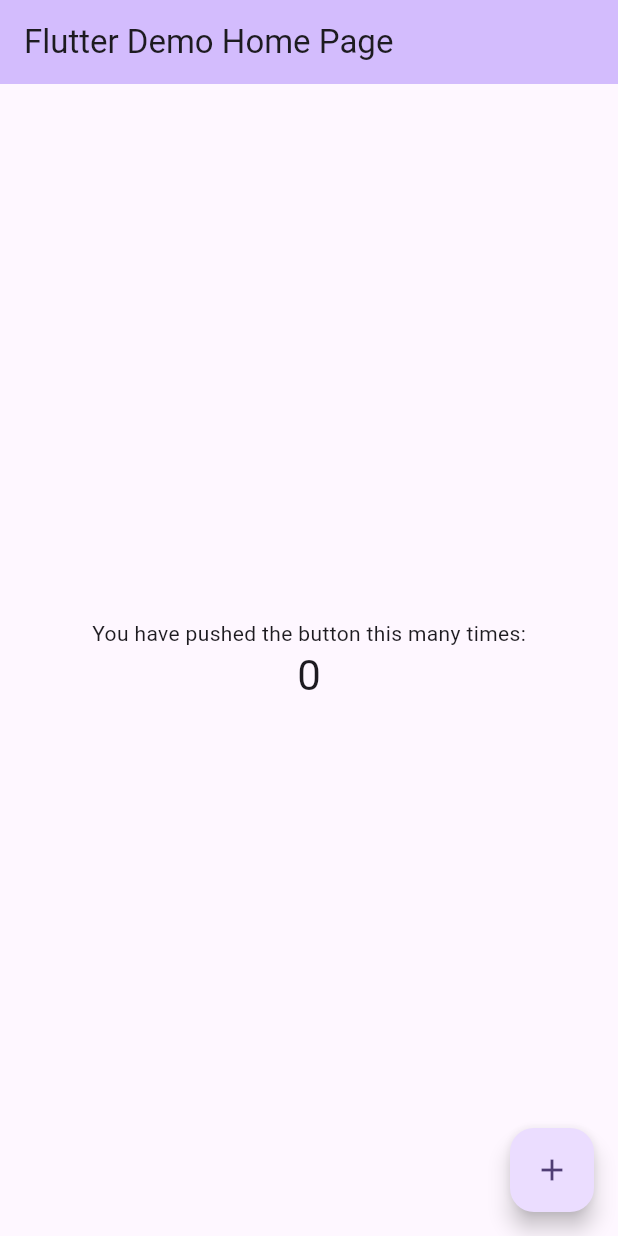
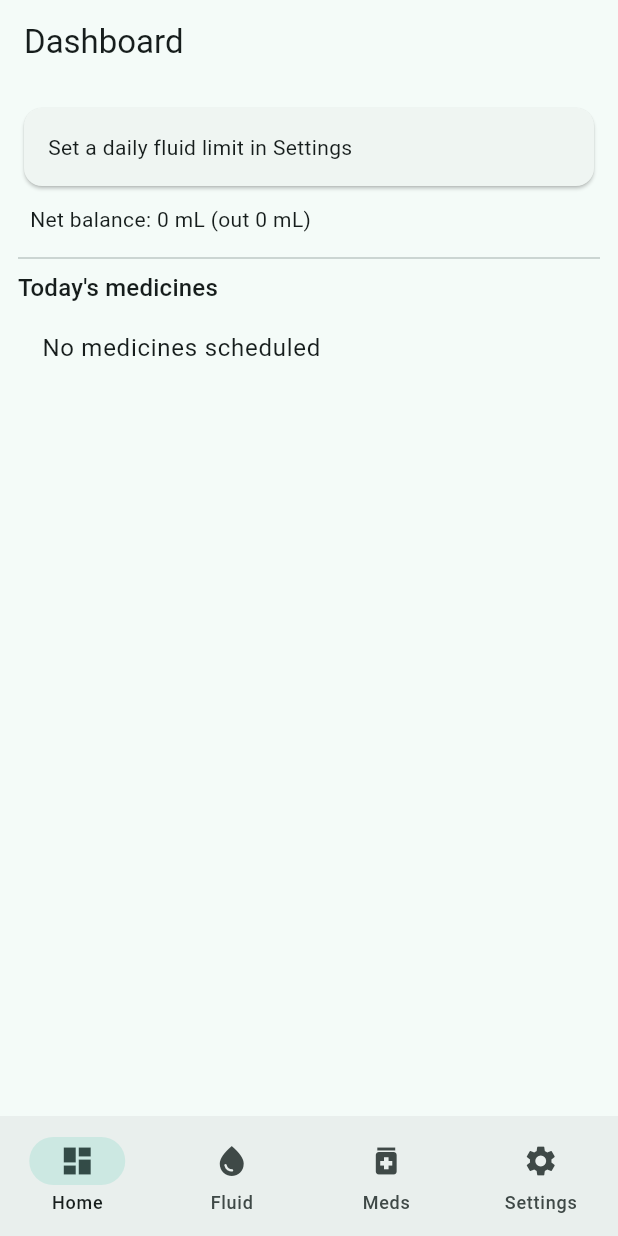
Before and after one commit to PpYCha/ckd_care, a Flutter app: the screen it shows after launch, on a phone screen of 412 x 824 dp. Run offline on Flutter 3.47's test engine with Material 3 defaults, Android fonts, the phone set to English and light mode, and no system bars; our stand-ins replace flutter_local_notifications, sqflite, timezone; accounts and stored records are empty.

Commit message:
feat: add screens, widgets, and app wiring
Replaces the default counter scaffold with the CKD care app: dashboard,
fluid, medicines, and settings screens plus FluidGauge/DoseTile widgets,
wired together in main.dart with DB/notification init and reschedule-on-boot.

Also removes the stale widget_test.dart (referenced the deleted MyApp
scaffold; smoke test lands in Task 9) and drops two unused test imports
flagged by flutter analyze.

Co-Authored-By: Claude Opus 4.8 <noreply@anthropic.com>

```diff
--- a/lib/main.dart
+++ b/lib/main.dart
@@ -1,121 +1,120 @@
 import 'package:flutter/material.dart';
+import 'package:flutter_local_notifications/flutter_local_notifications.dart';
+import 'package:provider/provider.dart';
+import 'package:sqflite/sqflite.dart';
+import 'package:timezone/data/latest.dart' as tzdata;
 
-void main() {
-  runApp(const MyApp());
+import 'package:ckd_care/db/app_database.dart';
+import 'package:ckd_care/providers/dashboard_provider.dart';
+import 'package:ckd_care/providers/fluid_provider.dart';
+import 'package:ckd_care/providers/medicine_provider.dart';
+import 'package:ckd_care/providers/settings_provider.dart';
+import 'package:ckd_care/repositories/fluid_repository.dart';
+import 'package:ckd_care/repositories/medicine_repository.dart';
+import 'package:ckd_care/repositories/settings_repository.dart';
+import 'package:ckd_care/screens/dashboard_screen.dart';
+import 'package:ckd_care/screens/fluid_screen.dart';
+import 'package:ckd_care/screens/medicines_screen.dart';
+import 'package:ckd_care/screens/settings_screen.dart';
+import 'package:ckd_care/services/notification_service.dart';
+
+Future<void> main() async {
+  WidgetsFlutterBinding.ensureInitialized();
+  tzdata.initializeTimeZones();
+
+  final plugin = FlutterLocalNotificationsPlugin();
+  await plugin.initialize(const InitializationSettings(
+    android: AndroidInitializationSettings('@mipmap/ic_launcher'),
+    iOS: DarwinInitializationSettings(),
+  ));
+
+  final db = AppDatabase(databaseFactory);
+  final fluidRepo = FluidRepository(db);
+  final settingsRepo = SettingsRepository(db);
+  final medicineRepo = MedicineRepository(db);
+  final notifications = NotificationService(plugin);
+
+  // Reschedule-on-boot: re-register reminders for every active medicine.
+  for (final m in await medicineRepo.activeMedicines()) {
+    await notifications.scheduleForMedicine(m.id!, await medicineRepo.timesFor(m.id!));
+  }
+
+  runApp(CkdApp(
+    fluidRepo: fluidRepo,
+    settingsRepo: settingsRepo,
+    medicineRepo: medicineRepo,
+    notifications: notifications,
+  ));
 }
 
-class MyApp extends StatelessWidget {
-  const MyApp({super.key});
+class CkdApp extends StatelessWidget {
+  const CkdApp({
+    super.key,
+    required this.fluidRepo,
+    required this.settingsRepo,
+    required this.medicineRepo,
+    required this.notifications,
+  });
+  final FluidRepository fluidRepo;
+  final SettingsRepository settingsRepo;
+  final MedicineRepository medicineRepo;
+  final NotificationService notifications;
 
-  // This widget is the root of your application.
   @override
   Widget build(BuildContext context) {
-    return MaterialApp(
-      title: 'Flutter Demo',
-      theme: ThemeData(
-        // This is the theme of your application.
-        //
-        // TRY THIS: Try running your application with "flutter run". You'll see
-        // the application has a purple toolbar. Then, without quitting the app,
-        // try changing the seedColor in the colorScheme below to Colors.green
-        // and then invoke "hot reload" (save your changes or press the "hot
-        // reload" button in a Flutter-supported IDE, or press "r" if you used
-        // the command line to start the app).
-        //
-        // Notice that the counter didn't reset back to zero; the application
-        // state is not lost during the reload. To reset the state, use hot
-        // restart instead.
-        //
-        // This works for code too, not just values: Most code changes can be
-        // tested with just a hot reload.
-        colorScheme: .fromSeed(seedColor: Colors.deepPurple),
+    return MultiProvider(
+      providers: [
+        ChangeNotifierProvider(create: (_) => SettingsProvider(settingsRepo)),
+        ChangeNotifierProvider(create: (_) => FluidProvider(fluidRepo)),
+        ChangeNotifierProvider(
+            create: (_) => MedicineProvider(medicineRepo, notifications)),
+        ChangeNotifierProvider(
+            create: (_) => DashboardProvider(
+                  fluid: fluidRepo,
+                  settings: settingsRepo,
+                  medicine: medicineRepo,
+                  notifications: notifications,
+                )),
+      ],
+      child: MaterialApp(
+        title: 'CKD Care',
+        theme: ThemeData(colorSchemeSeed: Colors.teal, useMaterial3: true),
+        home: const HomeShell(),
       ),
-      home: const MyHomePage(title: 'Flutter Demo Home Page'),
     );
   }
 }
 
-class MyHomePage extends StatefulWidget {
-  const MyHomePage({super.key, required this.title});
-
-  // This widget is the home page of your application. It is stateful, meaning
-  // that it has a State object (defined below) that contains fields that affect
-  // how it looks.
-
-  // This class is the configuration for the state. It holds the values (in this
-  // case the title) provided by the parent (in this case the App widget) and
-  // used by the build method of the State. Fields in a Widget subclass are
-  // always marked "final".
-
-  final String title;
-
+class HomeShell extends StatefulWidget {
+  const HomeShell({super.key});
   @override
-  State<MyHomePage> createState() => _MyHomePageState();
+  State<HomeShell> createState() => _HomeShellState();
 }
 
-class _MyHomePageState extends State<MyHomePage> {
-  int _counter = 0;
-
-  void _incrementCounter() {
-    setState(() {
-      // This call to setState tells the Flutter framework that something has
-      // changed in this State, which causes it to rerun the build method below
-      // so that the display can reflect the updated values. If we changed
-      // _counter without calling setState(), then the build method would not be
-      // called again, and so nothing would appear to happen.
-      _counter++;
-    });
-  }
+class _HomeShellState extends State<HomeShell> {
+  int _index = 0;
+  static const _titles = ['Dashboard', 'Fluid', 'Medicines', 'Settings'];
+  static const _screens = [
+    DashboardScreen(),
+    FluidScreen(),
+    MedicinesScreen(),
+    SettingsScreen(),
+  ];
 
   @override
   Widget build(BuildContext context) {
-    // This method is rerun every time setState is called, for instance as done
-    // by the _incrementCounter method above.
-    //
-    // The Flutter framework has been optimized to make rerunning build methods
-    // fast, so that you can just rebuild anything that needs updating rather
-    // than having to individually change instances of widgets.
     return Scaffold(
-      appBar: AppBar(
-        // TRY THIS: Try changing the color here to a specific color (to
-        // Colors.amber, perhaps?) and trigger a hot reload to see the AppBar
-        // change color while the other colors stay the same.
-        backgroundColor: Theme.of(context).colorScheme.inversePrimary,
-        // Here we take the value from the MyHomePage object that was created by
-        // the App.build method, and use it to set our appbar title.
-        title: Text(widget.title),
-      ),
-      body: Center(
-        // Center is a layout widget. It takes a single child and positions it
-        // in the middle of the parent.
-        child: Column(
-          // Column is also a layout widget. It takes a list of children and
-          // arranges them vertically. By default, it sizes itself to fit its
-          // children horizontally, and tries to be as tall as its parent.
-          //
-          // Column has various properties to control how it sizes itself and
-          // how it positions its children. Here we use mainAxisAlignment to
-          // center the children vertically; the main axis here is the vertical
-          // axis because Columns are vertical (the cross axis would be
-          // horizontal).
-          //
-          // TRY THIS: Invoke "debug painting" (choose the "Toggle Debug Paint"
-          // action in the IDE, or press "p" in the console), to see the
-          // wireframe for each widget.
-          mainAxisAlignment: .center,
-          children: [
-            const Text('You have pushed the button this many times:'),
-            Text(
-              '$_counter',
-              style: Theme.of(context).textTheme.headlineMedium,
-            ),
-          ],
-        ),
-      ),
-      floatingActionButton: FloatingActionButton(
-        onPressed: _incrementCounter,
-        tooltip: 'Increment',
-        child: const Icon(Icons.add),
+      appBar: AppBar(title: Text(_titles[_index])),
+      body: _screens[_index],
+      bottomNavigationBar: NavigationBar(
+        selectedIndex: _index,
+        onDestinationSelected: (i) => setState(() => _index = i),
+        destinations: const [
+          NavigationDestination(icon: Icon(Icons.dashboard), label: 'Home'),
+          NavigationDestination(icon: Icon(Icons.water_drop), label: 'Fluid'),
+          NavigationDestination(icon: Icon(Icons.medication), label: 'Meds'),
+          NavigationDestination(icon: Icon(Icons.settings), label: 'Settings'),
+        ],
       ),
     );
   }
--- /dev/null
+++ b/lib/screens/dashboard_screen.dart
@@ -0,0 +1,42 @@
+import 'package:flutter/material.dart';
+import 'package:provider/provider.dart';
+import 'package:ckd_care/providers/dashboard_provider.dart';
+import 'package:ckd_care/widgets/dose_tile.dart';
+import 'package:ckd_care/widgets/fluid_gauge.dart';
+
+class DashboardScreen extends StatefulWidget {
+  const DashboardScreen({super.key});
+  @override
+  State<DashboardScreen> createState() => _DashboardScreenState();
+}
+
+class _DashboardScreenState extends State<DashboardScreen> {
+  @override
+  void initState() {
+    super.initState();
+    WidgetsBinding.instance.addPostFrameCallback(
+        (_) => context.read<DashboardProvider>().refresh());
+  }
+
+  @override
+  Widget build(BuildContext context) {
+    final d = context.watch<DashboardProvider>();
+    return ListView(padding: const EdgeInsets.all(12), children: [
+      FluidGauge(
+          intakeMl: d.fluidTotals?.intakeMl ?? 0, limitMl: d.fluidLimitMl),
+      if (d.fluidTotals != null)
+        Padding(
+          padding: const EdgeInsets.all(8),
+          child: Text('Net balance: ${d.fluidTotals!.netMl} mL '
+              '(out ${d.fluidTotals!.outputMl} mL)'),
+        ),
+      const Divider(),
+      Text('Today\'s medicines', style: Theme.of(context).textTheme.titleMedium),
+      ...d.dueToday.map((dose) => DoseTile(
+            dose: dose,
+            onMark: (s) => context.read<DashboardProvider>().markDose(dose, s),
+          )),
+      if (d.dueToday.isEmpty) const ListTile(title: Text('No medicines scheduled')),
+    ]);
+  }
+}
--- /dev/null
+++ b/lib/widgets/fluid_gauge.dart
@@ -0,0 +1,38 @@
+import 'package:flutter/material.dart';
+
+class FluidGauge extends StatelessWidget {
+  const FluidGauge({super.key, required this.intakeMl, required this.limitMl});
+  final int intakeMl;
+  final int? limitMl;
+
+  @override
+  Widget build(BuildContext context) {
+    if (limitMl == null) {
+      return const Card(
+        child: Padding(
+          padding: EdgeInsets.all(16),
+          child: Text('Set a daily fluid limit in Settings'),
+        ),
+      );
+    }
+    final limit = limitMl!;
+    final ratio = limit == 0 ? 0.0 : intakeMl / limit;
+    final color = ratio > 1.0
+        ? Colors.red
+        : ratio >= 0.8
+            ? Colors.amber
+            : Colors.green;
+    return Card(
+      child: Padding(
+        padding: const EdgeInsets.all(16),
+        child: Column(crossAxisAlignment: CrossAxisAlignment.start, children: [
+          Text('$intakeMl / $limit mL',
+              style: Theme.of(context).textTheme.headlineSmall),
+          const SizedBox(height: 8),
+          LinearProgressIndicator(
+              value: ratio.clamp(0.0, 1.0), color: color, minHeight: 10),
+        ]),
+      ),
+    );
+  }
+}
```
Also changed, not shown: lib/screens/fluid_screen.dart (added, +81 -0 lines), lib/screens/medicine_detail_screen.dart (added, +75 -0 lines), lib/screens/medicines_screen.dart (added, +45 -0 lines), lib/screens/settings_screen.dart (added, +60 -0 lines), lib/widgets/dose_tile.dart (added, +28 -0 lines), 3 other files.
